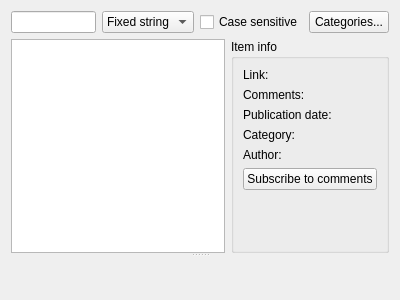
Old version of the form src/plugins/aggregator/itemswidget.ui in the repository 0xd34df00d/leechcraft.
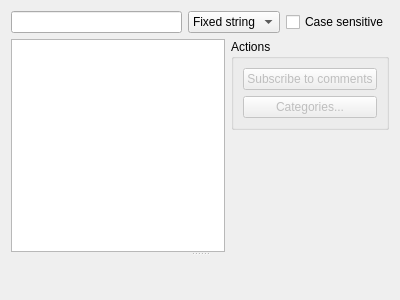
New version of the form. Custom widgets are drawn as their Qt base class.

Commit message: * Aggregator: Show link, comments & stuff in the browser, not in the   info pane. * Aggregator: Don't hide the info pane, just make the buttons disabled. + PluginInterface: CategorySelector shouldn't get off the screen.

What changed in the file:
```diff
--- a/src/plugins/aggregator/itemswidget.ui
+++ b/src/plugins/aggregator/itemswidget.ui
@@ -12,7 +12,7 @@
   <property name="windowTitle" >
    <string>Form</string>
   </property>
-  <layout class="QVBoxLayout" name="verticalLayout" >
+  <layout class="QVBoxLayout" name="verticalLayout_2" >
    <item>
     <layout class="QGridLayout" name="_3" >
      <item row="0" column="0" >
@@ -44,19 +44,6 @@
        </property>
       </widget>
      </item>
-     <item row="0" column="3" >
-      <widget class="QPushButton" name="ItemCategoriesButton_" >
-       <property name="text" >
-        <string>Categories...</string>
-       </property>
-       <property name="iconSize" >
-        <size>
-         <width>12</width>
-         <height>12</height>
-        </size>
-       </property>
-      </widget>
-     </item>
     </layout>
    </item>
    <item>
@@ -64,8 +51,8 @@
      <property name="orientation" >
       <enum>Qt::Vertical</enum>
      </property>
-     <widget class="QWidget" name="layoutWidget_2" >
-      <layout class="QHBoxLayout" name="horizontalLayout_3" >
+     <widget class="QWidget" name="" >
+      <layout class="QHBoxLayout" name="horizontalLayout" >
        <item>
         <widget class="QTreeView" name="Items_" >
          <property name="selectionMode" >
@@ -83,122 +70,56 @@
         </widget>
        </item>
        <item>
-        <widget class="QGroupBox" name="ItemInfo_" >
-         <property name="title" >
-          <string>Item info</string>
-         </property>
-         <layout class="QVBoxLayout" name="verticalLayout_4" >
-          <item>
-           <layout class="QFormLayout" name="formLayout_3" >
-            <property name="fieldGrowthPolicy" >
-             <enum>QFormLayout::ExpandingFieldsGrow</enum>
-            </property>
-            <item row="0" column="0" >
-             <widget class="QLabel" name="ItemLinkLabel_" >
-              <property name="text" >
-               <string>Link:</string>
-              </property>
-             </widget>
-            </item>
-            <item row="0" column="1" >
-             <widget class="QLabel" name="ItemLink_" >
-              <property name="text" >
-               <string/>
-              </property>
-              <property name="openExternalLinks" >
+        <layout class="QVBoxLayout" name="verticalLayout" >
+         <item>
+          <widget class="QGroupBox" name="Actions_" >
+           <property name="title" >
+            <string>Actions</string>
+           </property>
+           <layout class="QVBoxLayout" name="verticalLayout_4" >
+            <item>
+             <widget class="QPushButton" name="ItemCommentsSubscribe_" >
+              <property name="enabled" >
                <bool>false</bool>
               </property>
-              <property name="textInteractionFlags" >
-               <set>Qt::LinksAccessibleByKeyboard|Qt::LinksAccessibleByMouse</set>
-              </property>
-             </widget>
-            </item>
-            <item row="1" column="0" >
-             <widget class="QLabel" name="ItemCommentsLabel_" >
               <property name="text" >
-               <string>Comments:</string>
+               <string>Subscribe to comments</string>
               </property>
              </widget>
             </item>
-            <item row="1" column="1" >
-             <widget class="QLabel" name="ItemComments_" >
-              <property name="text" >
-               <string/>
+            <item>
+             <widget class="QPushButton" name="ItemCategoriesButton_" >
+              <property name="enabled" >
+               <bool>false</bool>
               </property>
-              <property name="textFormat" >
-               <enum>Qt::RichText</enum>
-              </property>
-              <property name="openExternalLinks" >
-               <bool>true</bool>
-              </property>
-             </widget>
-            </item>
-            <item row="2" column="0" >
-             <widget class="QLabel" name="ItemPubDateLabel_" >
               <property name="text" >
-               <string>Publication date:</string>
+               <string>Categories...</string>
               </property>
-             </widget>
-            </item>
-            <item row="2" column="1" >
-             <widget class="QLabel" name="ItemPubDate_" >
-              <property name="text" >
-               <string/>
-              </property>
-             </widget>
-            </item>
-            <item row="3" column="0" >
-             <widget class="QLabel" name="ItemCategoryLabel_" >
-              <property name="text" >
-               <string>Category:</string>
-              </property>
-             </widget>
-            </item>
-            <item row="3" column="1" >
-             <widget class="QLabel" name="ItemCategory_" >
-              <property name="text" >
-               <string/>
-              </property>
-             </widget>
-            </item>
-            <item row="4" column="0" >
-             <widget class="QLabel" name="ItemAuthorLabel_" >
-              <property name="text" >
-               <string>Author:</string>
-              </property>
-             </widget>
-            </item>
-            <item row="4" column="1" >
-             <widget class="QLabel" name="ItemAuthor_" >
-              <property name="text" >
-               <string/>
+              <property name="iconSize" >
+               <size>
+                <width>12</width>
+                <height>12</height>
+               </size>
               </property>
              </widget>
             </item>
            </layout>
-          </item>
-          <item>
-           <widget class="QPushButton" name="ItemCommentsSubscribe_" >
-            <property name="text" >
-             <string>Subscribe to comments</string>
-            </property>
-           </widget>
-          </item>
-          <item>
-           <spacer name="verticalSpacer" >
-            <property name="orientation" >
-             <enum>Qt::Vertical</enum>
-            </property>
-            <property name="sizeHint" stdset="0" >
-             <size>
-              <width>20</width>
-              <height>40</height>
-             </size>
-            </property>
-           </spacer>
-          </item>
-         </layout>
-        </widget>
+          </widget>
+         </item>
+         <item>
+          <spacer name="verticalSpacer" >
+           <property name="orientation" >
+            <enum>Qt::Vertical</enum>
+           </property>
+           <property name="sizeHint" stdset="0" >
+            <size>
+             <width>20</width>
+             <height>40</height>
+            </size>
+           </property>
+          </spacer>
+         </item>
+        </layout>
        </item>
       </layout>
      </widget>
```
The commit also changes 4 other files.
